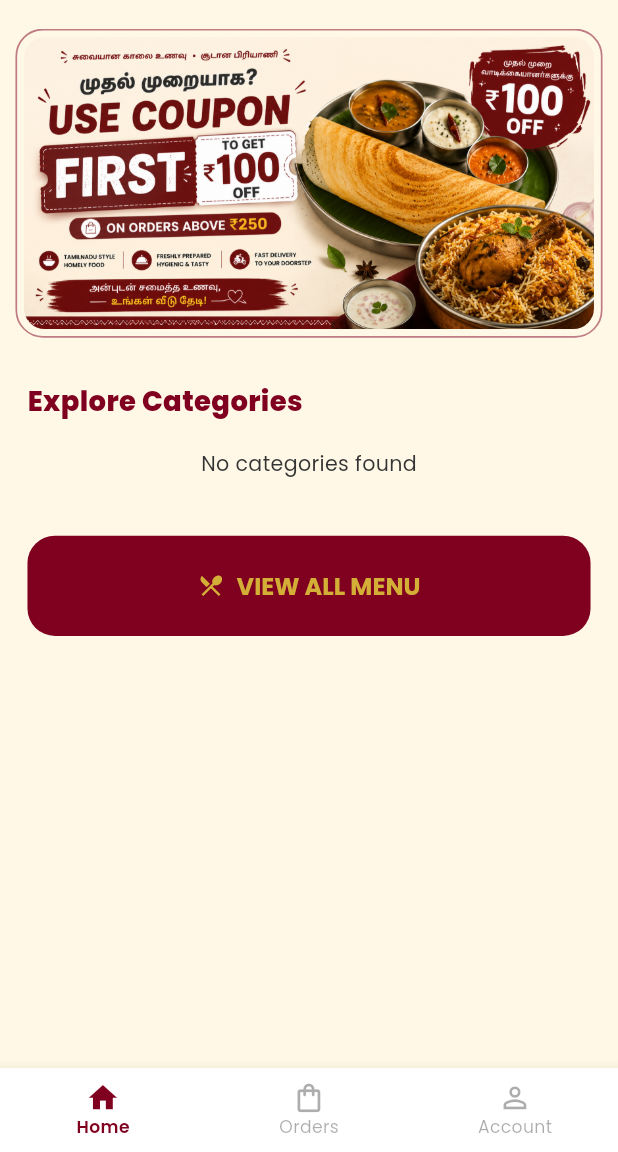
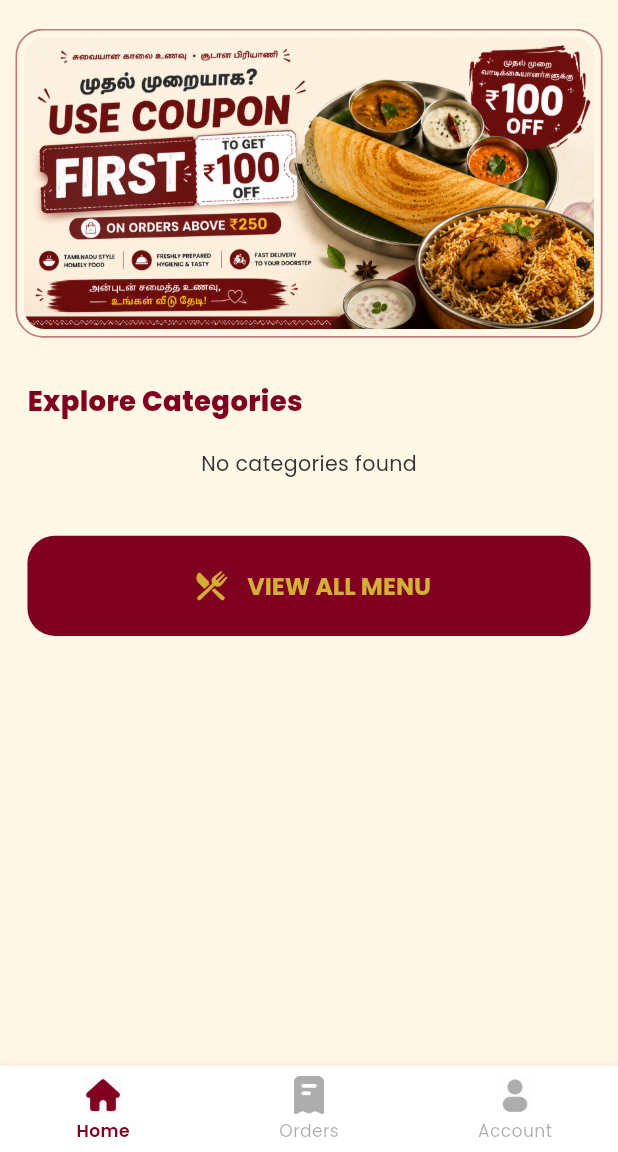
Before and after one commit to Tamil2612/maruthi_eats, a Flutter app: the MainNavigationScreen screen opened directly, on a phone screen of 412 x 824 dp, the part 84-1236 px from its top. Run offline on Flutter 3.47's test engine with Material 3 defaults, Android fonts, the phone set to English and light mode, and no system bars; drawn by our look-alikes of carousel_slider; our stand-ins replace cloud_firestore, firebase_auth, firebase_core, flutter_screenutil, geocoding, geolocator and 2 more; accounts and stored records are empty.

Commit message:
Icons changed and ui improved

```diff
--- a/lib/screens/add_edit_address_screen.dart
+++ b/lib/screens/add_edit_address_screen.dart
@@ -6,6 +6,7 @@ import 'package:geocoding/geocoding.dart' as geo;
 import '../models/address_model.dart';
 import '../services/auth_service.dart';
 import '../theme/app_theme.dart';
+import 'package:flutter/foundation.dart' show kIsWeb;
 
 class AddEditAddressScreen extends StatefulWidget {
   final AddressModel? address;
@@ -92,6 +93,8 @@ class _AddEditAddressScreenState extends State<AddEditAddressScreen> {
     _mapController?.animateCamera(CameraUpdate.newLatLng(location));
 
     try {
+      // Geocoding package does NOT support Web. Skip auto-address on browsers to prevent crash.
+      if (!kIsWeb) {
         List<geo.Placemark> placemarks = await geo.Geocoding()
             .placemarkFromCoordinates(location.latitude, location.longitude);
         if (placemarks.isNotEmpty) {
@@ -107,6 +110,7 @@ class _AddEditAddressScreenState extends State<AddEditAddressScreen> {
           setState(() {
             _addressController.text = addr;
           });
+        }
       }
     } catch (e) {
       debugPrint("Reverse geocoding error: $e");
--- a/lib/screens/home_screen.dart
+++ b/lib/screens/home_screen.dart
@@ -62,8 +62,15 @@ class HomeScreen extends StatelessWidget {
                         MaterialPageRoute(
                             builder: (_) => const FullMenuScreen()),
                       ),
-                      icon: const Icon(Icons.restaurant_menu),
-                      label: Text('VIEW ALL MENU', style: TextStyle(fontSize: 14.sp, fontWeight: FontWeight.bold)),
+                      icon: Image.asset(
+                        "assets/icons/menu.png",
+                        width: 28.w,
+                        height: 28.h,
+                        color: AppColors.gold,
+                      ),
+                      label: Text('VIEW ALL MENU',
+                          style: TextStyle(
+                              fontSize: 14.sp, fontWeight: FontWeight.bold)),
                       style: ElevatedButton.styleFrom(
                         backgroundColor: AppColors.maroon,
                         foregroundColor: AppColors.gold,
@@ -73,7 +80,7 @@ class HomeScreen extends StatelessWidget {
                     ),
                   ),
                 ),
-                140.verticalSpace, // Extra space for floating elements
+                140.verticalSpace,
               ],
             ),
           ),
--- a/lib/screens/main_navigation_screen.dart
+++ b/lib/screens/main_navigation_screen.dart
@@ -30,14 +30,19 @@ class _MainNavigationScreenState extends State<MainNavigationScreen> {
 
     return StreamBuilder<QuerySnapshot>(
       stream: userId == null
-        ? null
-        : FirebaseFirestore.instance
-            .collection('orders')
-            .where('customer_id', isEqualTo: userId)
-            .where('order_status', whereIn: ['placed', 'confirmed', 'preparing', 'out_for_delivery'])
-            .snapshots(),
+          ? null
+          : FirebaseFirestore.instance
+              .collection('orders')
+              .where('customer_id', isEqualTo: userId)
+              .where('order_status', whereIn: [
+              'placed',
+              'confirmed',
+              'preparing',
+              'out_for_delivery'
+            ]).snapshots(),
       builder: (context, snapshot) {
-        final hasLiveOrders = snapshot.hasData && snapshot.data!.docs.isNotEmpty;
+        final hasLiveOrders =
+            snapshot.hasData && snapshot.data!.docs.isNotEmpty;
 
         return Scaffold(
           body: Stack(
@@ -60,20 +65,20 @@ class _MainNavigationScreenState extends State<MainNavigationScreen> {
             iconSize: 20.r,
             selectedFontSize: 10.sp,
             unselectedFontSize: 10.sp,
-            items: const [
+            items: [
               BottomNavigationBarItem(
-                icon: Icon(Icons.home_outlined),
-                activeIcon: Icon(Icons.home),
+                icon: _buildIcon('assets/icons/home.png', false),
+                activeIcon: _buildIcon('assets/icons/home.png', true),
                 label: 'Home',
               ),
               BottomNavigationBarItem(
-                icon: Icon(Icons.shopping_bag_outlined),
-                activeIcon: Icon(Icons.shopping_bag),
+                icon: _buildIcon('assets/icons/orders.png', false),
+                activeIcon: _buildIcon('assets/icons/orders.png', true),
                 label: 'Orders',
               ),
               BottomNavigationBarItem(
-                icon: Icon(Icons.person_outline),
-                activeIcon: Icon(Icons.person),
+                icon: _buildIcon('assets/icons/profile.png', false),
+                activeIcon: _buildIcon('assets/icons/profile.png', true),
                 label: 'Account',
               ),
             ],
@@ -82,4 +87,20 @@ class _MainNavigationScreenState extends State<MainNavigationScreen> {
       },
     );
   }
+
+  Widget _buildIcon(String path, bool active) {
+    return Container(
+      width: 24.w,
+      height: 24.w,
+      alignment: Alignment.center,
+      margin: EdgeInsets.only(bottom: 2.h),
+      child: Image.asset(
+        path,
+        width: 22.w,
+        height: 22.w,
+        fit: BoxFit.contain,
+        color: active ? AppColors.maroon : AppColors.textDark.withValues(alpha: 0.4),
+      ),
+    );
+  }
 }
```
Also changed, not shown: lib/main.dart (+31 -10 lines), lib/screens/splash_screen.dart (+60 -21 lines), pubspec.yaml (+21 -0 lines), assets/icons/home.png (added), assets/icons/menu.png (added), assets/icons/orders.png (added), assets/icons/profile.png (added), assets/logo/logo.png (added), firebase.json, lib/firebase_options.dart (added), lib/generated/assets.dart, pubspec.lock, 47 other files. Lines whose indentation alone changed are shown as unchanged.
